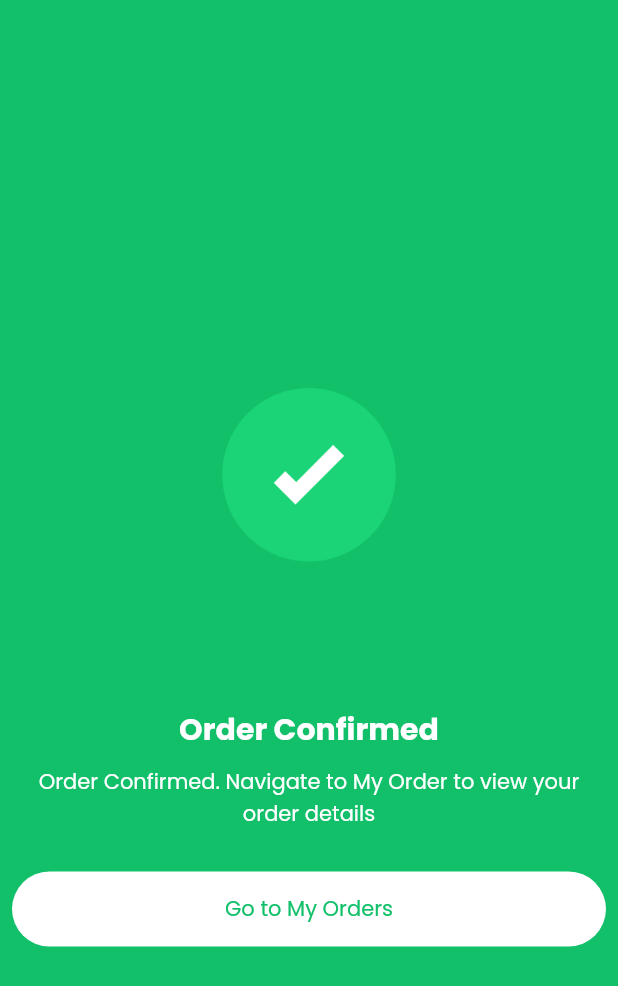
After one commit to LoNeWoLf003/Urban-Style, a Flutter app: the payment_success screen opened directly, on a phone screen of 412 x 824 dp. The commit adds this screen. Shown: the top 986 px of the screen. Run offline on Flutter 3.47's test engine with Material 2 defaults, Android fonts, the phone set to English and light mode, and no system bars; our stand-ins replace animated_custom_dropdown, animated_text_kit, awesome_dialog, firebase_auth, firebase_core, flutter_easyloading and 10 more; missing offline and left inert: animated_drawer, dialog_flowtter, draggable_bottom_sheet, flutter_sms, razorpay_flutter; accounts and stored records are empty; network calls fail; project files that could hold a hidden picture were left out.

Commit message:
Complted Payment Successfull page

```diff
--- a/lib/constrants/Icons.dart
+++ b/lib/constrants/Icons.dart
@@ -29,6 +29,8 @@ class IconHelper{
     MdiIcons.package,
     Icons.payment_outlined,
     MdiIcons.truckDelivery,
+    Icons.radio_button_off,
+    Icons.radio_button_checked,
   ];
 
   static var assets_image = [
--- a/lib/constrants/color.dart
+++ b/lib/constrants/color.dart
@@ -29,5 +29,6 @@ class ColorHelper{
     Color(0xFFFBFBFB),
     Color(0xFFE2D7D7),
     Color(0xFFF2F1F1),
+    Color(0xFF12c06a)
   ];
 }
--- a/lib/controllers/assets/assets.dart
+++ b/lib/controllers/assets/assets.dart
@@ -14,4 +14,5 @@ class assets{
   static final electronics = "assets/headphone.png";
   static final rings = "assets/rings.png";
   static final nothing_found = "assets/Something went wrong.png";
+  static final payment_successfull = "assets/payment_successfull.gif";
 }
--- a/lib/controllers/checkout/checkout_controller.dart
+++ b/lib/controllers/checkout/checkout_controller.dart
@@ -78,7 +78,7 @@ class checkout_controller{
     _razorpay.on(Razorpay.EVENT_EXTERNAL_WALLET, _handleExternalWallet);
     var options = {
       'key': 'rzp_test_BkBJbDxdJzYeW6',
-      'amount': 100,
+      'amount': amount * 100,
       'name': '${user.username == null ?"Default" : user.username}',
       'description': '${title}}',
       'prefill': {
--- a/lib/main.dart
+++ b/lib/main.dart
@@ -15,10 +15,6 @@ import 'package:firebase_core/firebase_core.dart';
 void main() async{
   EasyLoading.init();
   WidgetsFlutterBinding.ensureInitialized();
-  await Firebase.initializeApp(
-    options: FirebaseOptions(apiKey: "AIzaSyD2booaGafuilDBIVG8M4Ml7FcBTHBNcMc", appId: "1:779807127457:web:8e9722b0f0974440f5fde0", messagingSenderId: "779807127457", projectId: "phone-firebase-86703")
-  );
-
   final keyApplicationId = '8fFAky14KWuFrjlKontoTQ4P8mKKNbRz2IIsOXkb';
   final keyClientKey = 'ms2So5j1rzucZ6ojWlYrKLMxzg6whB5Wx35lV7w3';
   final keyParseServerUrl = 'https://parseapi.back4app.com';
--- a/lib/pages/home/home.dart
+++ b/lib/pages/home/home.dart
@@ -207,7 +207,6 @@ class _homeState extends State<home> {
               ),
               SizedBox(height: 10,),
               category(),
-              SizedBox(height: 10,),
               Expanded(child: Container(
                 height: double.infinity,
                 width: double.infinity,
--- a/lib/pages/splash/splash.dart
+++ b/lib/pages/splash/splash.dart
@@ -1,7 +1,9 @@
 import 'package:flutter/cupertino.dart';
 import 'package:flutter/material.dart';
+import 'package:get/get.dart';
 
 import '../../controllers/assets/assets.dart';
+import '../../controllers/engine/engine_controller.dart';
 import '../../controllers/home/home_controller.dart';
 
 class splash extends StatelessWidget {
@@ -9,6 +11,7 @@ class splash extends StatelessWidget {
 
   @override
   Widget build(BuildContext context) {
+    engine_controller.initilize_firebase(context.isPhone);
     home_controller.load_item_for_search(context);
     return Scaffold(
       body: Stack(
--- /dev/null
+++ b/lib/widgets/payment_success.dart
@@ -0,0 +1,46 @@
+import 'package:flutter/material.dart';
+import 'package:urban_style/constrants/color.dart';
+import 'package:urban_style/controllers/assets/assets.dart';
+
+class payment_success extends StatelessWidget {
+  const payment_success({Key? key}) : super(key: key);
+
+  @override
+  Widget build(BuildContext context) {
+    return Scaffold(
+      backgroundColor: ColorHelper.r_g_b[8],
+      body: Center(
+        child: Container(
+          height: 500,
+          width: double.infinity,
+          child: Column(
+            children: [
+              Image.asset(assets.payment_successfull),
+              Text("Order Confirmed",style: TextStyle(color: ColorHelper.color[0],fontSize: 20,fontWeight: FontWeight.bold),),
+              SizedBox(height: 10,),
+              Padding(
+                padding: const EdgeInsets.only(left: 8,right: 8),
+                child: Text("Order Confirmed. Navigate to My Order to view your order details",style: TextStyle(color: ColorHelper.color[0]),textAlign: TextAlign.center,),
+              ),
+              SizedBox(height: 20,),
+              Padding(
+                padding: const EdgeInsets.all(8.0),
+                child: Container(
+                  height: 50,
+                  width:  double.infinity,
+                  decoration: BoxDecoration(
+                    borderRadius: BorderRadius.all(Radius.circular(60)),
+                    color: ColorHelper.color[0]
+                  ),
+                  child: Center(
+                    child: Text("Go to My Orders",style: TextStyle(color: ColorHelper.r_g_b[8]),),
+                  ),
+                ),
+              )
+            ],
+          ),
+        ),
+      )
+    );
+  }
+}
--- a/lib/widgets/product_info.dart
+++ b/lib/widgets/product_info.dart
@@ -106,11 +106,11 @@ class product_info extends StatelessWidget {
             height: 30,
           ),
           Container(
-            height: context.isPhone ? cat == null ? 300  : 300 : cat == null ? 150 : 200,
+            height: context.isPhone ? cat == null ? 470  : 400 : cat == null ? 320 : 200,
             width: context.isPhone ? double.infinity : 300,
             child: Image.memory(
               image,
-              fit: BoxFit.fitHeight,
+              fit: context.isPhone ?BoxFit.fitWidth :BoxFit.fitHeight,
             ),
           ),
           Expanded(
--- a/pubspec.yaml
+++ b/pubspec.yaml
@@ -57,6 +57,7 @@ dependencies:
   firebase_auth: ^4.3.0
   firebase_core: ^2.8.0
   razorpay_flutter: ^1.3.4
+  stripe_payment: ^1.0.6
 
 
 dev_dependencies:
```
Also changed, not shown: lib/controllers/engine/engine_controller.dart (+12 -2 lines), lib/staful widgets/checkout/payment_options.dart (added, +143 -0 lines), lib/widgets/checkout/payment.dart (+30 -18 lines), assets/payment_successfull.gif (added), pubspec.lock, 3 other files.
